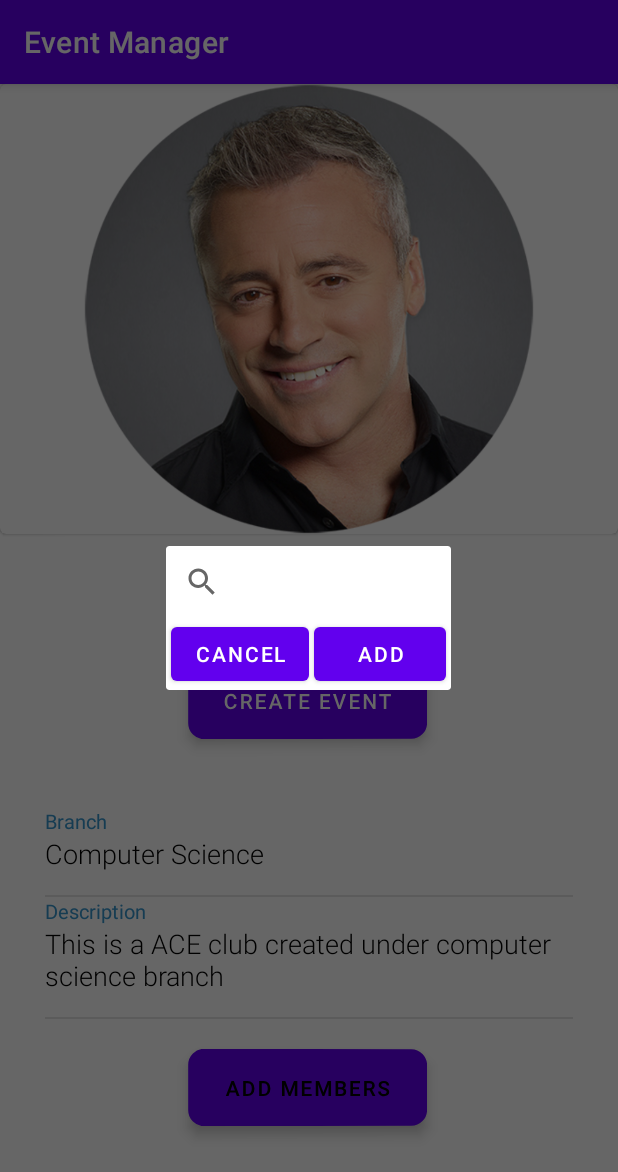
After one commit to sauravnshetty/college-event-manager, an Android app: the fragment AddMembersDialogFragment placed in its activity, on a phone screen of 412 x 824 dp. The commit adds this screen. Shown: the top 1172 px of the screen. Run offline under Robolectric (Android 15) with nearby library versions, the phone set to English and light mode, and no system bars; our stand-ins replace Firebase (no records; nobody signed in at launch, a user with empty details on screens opened directly); 3 statements that could not run were skipped.

Commit message:
added the add members feature for a club

```diff
--- a/app/build.gradle
+++ b/app/build.gradle
@@ -48,7 +48,7 @@ dependencies {
     implementation 'com.google.firebase:firebase-auth:19.2.0'
     implementation 'com.google.firebase:firebase-database:19.2.0'
     implementation 'androidx.cardview:cardview:1.0.0'
-    implementation 'com.android.support:cardview-v7:28.0.0'
+    //implementation 'com.android.support:cardview-v7:28.0.0'
     implementation 'com.google.firebase:firebase-storage:19.2.2'
     testImplementation 'junit:junit:4.+'
     androidTestImplementation 'androidx.test.ext:junit:1.1.2'
--- a/app/src/main/java/com/example/eventmanager/ClubViewActivity.java
+++ b/app/src/main/java/com/example/eventmanager/ClubViewActivity.java
@@ -1,16 +1,20 @@
-package com.example.eventmanager;
+ package com.example.eventmanager;
 
 import androidx.annotation.NonNull;
 import androidx.appcompat.app.AppCompatActivity;
+import androidx.fragment.app.DialogFragment;
 
 import android.content.Intent;
 import android.net.Uri;
 import android.os.Bundle;
 import android.util.Log;
+import android.view.View;
+import android.widget.Button;
 import android.widget.ImageView;
 import android.widget.TextView;
 
 import com.bumptech.glide.Glide;
+import com.example.eventmanager.clubviewui.AddMembersDialogFragment;
 import com.example.eventmanager.model.Club;
 import com.google.android.gms.tasks.OnFailureListener;
 import com.google.android.gms.tasks.OnSuccessListener;
@@ -28,6 +32,9 @@ public class ClubViewActivity extends AppCompatActivity {
 
     private TextView clubNameTv, clubBranchTv, clubIntroTv;
     private ImageView clubImage;
+    private Button addMembersBtn;
+
+    private String clubId;
 
     @Override
     protected void onCreate(Bundle savedInstanceState) {
@@ -38,13 +45,22 @@ public class ClubViewActivity extends AppCompatActivity {
         clubBranchTv = findViewById(R.id.clubBranch);
         clubIntroTv = findViewById(R.id.clubIntro);
         clubImage = findViewById(R.id.clubImage);
+        addMembersBtn = findViewById(R.id.addMembersBtn);
+
+        addMembersBtn.setOnClickListener(new View.OnClickListener() {
+            @Override
+            public void onClick(View view) {
+                DialogFragment dialog = new AddMembersDialogFragment(clubId);
+                dialog.show(getSupportFragmentManager(), "AddMembersDialogFragment");
+            }
+        });
     }
 
     @Override
     protected void onStart() {
         super.onStart();
 
-        String clubId = getIntent().getStringExtra("selectedClubId");
+        clubId = getIntent().getStringExtra("selectedClubId");
 
         DatabaseReference clubsRef = FirebaseDatabase.getInstance().getReference().child("clubs");
         clubsRef.child(clubId).addListenerForSingleValueEvent(new ValueEventListener() {
--- /dev/null
+++ b/app/src/main/java/com/example/eventmanager/clubviewui/AddMembersDialogFragment.java
@@ -0,0 +1,170 @@
+package com.example.eventmanager.clubviewui;
+
+import androidx.appcompat.app.AlertDialog;
+import androidx.appcompat.widget.SearchView;
+import androidx.fragment.app.DialogFragment;
+import androidx.lifecycle.ViewModelProvider;
+
+import android.app.Dialog;
+import android.content.DialogInterface;
+import android.os.Bundle;
+
+import androidx.annotation.NonNull;
+import androidx.annotation.Nullable;
+import androidx.recyclerview.widget.LinearLayoutManager;
+import androidx.recyclerview.widget.RecyclerView;
+
+import android.util.Log;
+import android.view.LayoutInflater;
+import android.view.View;
+import android.view.ViewGroup;
+import android.view.inputmethod.EditorInfo;
+import android.widget.Button;
+import android.widget.CheckBox;
+import android.widget.Toast;
+
+import com.example.eventmanager.R;
+import com.example.eventmanager.model.User;
+import com.google.firebase.database.DataSnapshot;
+import com.google.firebase.database.DatabaseError;
+import com.google.firebase.database.DatabaseReference;
+import com.google.firebase.database.FirebaseDatabase;
+import com.google.firebase.database.ValueEventListener;
+
+import java.util.ArrayList;
+import java.util.List;
+
+public class AddMembersDialogFragment extends DialogFragment {
+
+    private final String TAG = "DialogFragment: ";
+
+    private AddMembersDialogViewModel mViewModel;
+    private UserListViewAdapter userListAdapter;
+    private String clubId;
+
+    private Dialog dialog;
+
+    public static AddMembersDialogFragment newInstance() {
+        return new AddMembersDialogFragment();
+    }
+
+    public AddMembersDialogFragment() { super(); }
+
+    public AddMembersDialogFragment(String clubId) {
+        super();
+        this.clubId = clubId;
+    }
+
+    @Nullable
+    @Override
+    public View onCreateView(@NonNull LayoutInflater inflater, @Nullable ViewGroup container, @Nullable Bundle savedInstanceState) {
+        mViewModel = new ViewModelProvider(this).get(AddMembersDialogViewModel.class);
+        //TODO: add a button to dialog view which adds the selected members
+        //  also a heading and a cancel button
+//        builder = new AlertDialog.Builder(getActivity());
+        View dialogView = inflater.inflate(R.layout.add_members_dialog_fragment, null);
+        Button addBtn, cancelBtn;
+//        builder.setView(dialogView)
+//                .setPositiveButton("Add Selected", new DialogInterface.OnClickListener() {
+//                    @Override
+//                    public void onClick(DialogInterface dialogInterface, int i) {
+//                        //TODO: add the selected members to database
+//                    }
+//                })
+//                .setNegativeButton("Cancel", new DialogInterface.OnClickListener() {
+//                    @Override
+//                    public void onClick(DialogInterface dialogInterface, int i) {
+//                        AddMembersDialogFragment.this.getDialog().cancel();
+//                    }
+//                });
+
+        final RecyclerView usersRecyclerView = dialogView.findViewById(R.id.add_members_rv);
+
+        mViewModel.getUsers().observe(getViewLifecycleOwner(), users -> {
+            usersRecyclerView.setHasFixedSize(true);
+            usersRecyclerView.setLayoutManager(new LinearLayoutManager(getActivity()));
+            userListAdapter = new UserListViewAdapter(getActivity(), users);
+            usersRecyclerView.setAdapter(userListAdapter);
+        });
+
+        SearchView searchView = (SearchView) dialogView.findViewById(R.id.dialog_search);
+
+        searchView.setImeOptions(EditorInfo.IME_ACTION_DONE);
+
+        searchView.setOnQueryTextListener(new SearchView.OnQueryTextListener() {
+            @Override
+            public boolean onQueryTextSubmit(String query) {
+                return false;
+            }
+
+            @Override
+            public boolean onQueryTextChange(String newText) {
+                userListAdapter.getFilter().filter(newText);
+                return false;
+            }
+        });
+
+        addBtn = dialogView.findViewById(R.id.addBtn);
+        cancelBtn = dialogView.findViewById(R.id.cancelBtn);
+
+        addBtn.setOnClickListener(new View.OnClickListener() {
+            @Override
+            public void onClick(View view) {
+
+                //getting selected users by checking the view
+                View itemView;
+                List<User> selectedUsers = new ArrayList<>();
+                for(int i = 0; i < userListAdapter.getItemCount(); i++) {
+                    itemView = usersRecyclerView.getLayoutManager().findViewByPosition(i);
+                    CheckBox cb = itemView.findViewById(R.id.selectedCb);
+                    if(cb.isChecked()) {
+                        selectedUsers.add(userListAdapter.getItem(i));
+                    }
+                }
+
+                //Adding selected users as club members
+                DatabaseReference ref = FirebaseDatabase.getInstance().getReference().child("clubmembers").child(clubId);
+
+                for(User user : selectedUsers) {
+                    String userId = user.getUid();
+                    String userName = user.getName();
+
+                    ref.child(userId).addListenerForSingleValueEvent(new ValueEventListener() {
+                        @Override
+                        public void onDataChange(@NonNull DataSnapshot snapshot) {
+                            if(!snapshot.exists()) {
+                                ref.child(userId).setValue(userName);
+                            }
+                        }
+
+                        @Override
+                        public void onCancelled(@NonNull DatabaseError error) {
+                            Log.d(TAG, "Failed to add a member");
+                        }
+                    });
+                }
+                Log.d(TAG, "Added " + selectedUsers.size() + " members!");
+                //Toast.makeText(getActivity(), "Added " + selectedUsers.size() + " members!", Toast.LENGTH_SHORT);
+                dialog.dismiss();
+            }
+        });
+
+        cancelBtn.setOnClickListener(new View.OnClickListener() {
+            @Override
+            public void onClick(View view) {
+                //getActivity().getFragmentManager().popBackStack();
+                dialog.dismiss();
+            }
+        });
+
+        return dialogView;
+    }
+
+    @NonNull
+    @Override
+    public Dialog onCreateDialog(@Nullable Bundle savedInstanceState) {
+        dialog = super.onCreateDialog(savedInstanceState);
+        dialog.setTitle("Select members to add");
+        return dialog; //builder.create();
+    }
+}
--- /dev/null
+++ b/app/src/main/java/com/example/eventmanager/clubviewui/AddMembersDialogViewModel.java
@@ -0,0 +1,73 @@
+package com.example.eventmanager.clubviewui;
+
+import androidx.lifecycle.LiveData;
+import androidx.lifecycle.MutableLiveData;
+import androidx.lifecycle.ViewModel;
+
+import com.example.eventmanager.model.Club;
+import com.example.eventmanager.model.User;
+import com.google.firebase.database.ChildEventListener;
+import com.google.firebase.database.DataSnapshot;
+import com.google.firebase.database.DatabaseError;
+import com.google.firebase.database.DatabaseReference;
+import com.google.firebase.database.FirebaseDatabase;
+
+import java.util.ArrayList;
+import java.util.List;
+
+public class AddMembersDialogViewModel extends ViewModel {
+    // TODO: Implement the ViewModel
+
+    private MutableLiveData<List<User>> users;
+    private ArrayList<User> usersArrayList = new ArrayList<>();
+
+
+    public LiveData<List<User>> getUsers() {
+        if (users == null) {
+            users = new MutableLiveData<>();
+            loadUsers();
+        }
+        return users;
+    }
+
+    public void loadUsers() {
+        DatabaseReference ref = FirebaseDatabase.getInstance().getReference().child("users");
+
+        ref.addChildEventListener(new ChildEventListener() {
+            @Override
+            public void onChildAdded(DataSnapshot dataSnapshot, String prevChildKey) {
+                User user = dataSnapshot.getValue(User.class);
+                user.setUid(dataSnapshot.getKey());
+                usersArrayList.add(user);
+                //since this function gets called later we need to update the livedata here
+                users.setValue(usersArrayList);
+            }
+
+            @Override
+            public void onChildChanged(DataSnapshot dataSnapshot, String prevChildKey) {
+                User user = dataSnapshot.getValue(User.class);
+                user.setUid(dataSnapshot.getKey());
+
+                for(int i = 0; i < usersArrayList.size(); i++) {
+                    if(usersArrayList.get(i).getEmail().equals(user.getEmail())) {
+                        usersArrayList.set(i, user);
+                        break;
+                    }
+                }
+                users.setValue(usersArrayList);
+            }
+
+            @Override
+            public void onChildRemoved(DataSnapshot dataSnapshot) {
+                //Not needed currently as user can't be deleted
+            }
+
+            @Override
+            public void onChildMoved(DataSnapshot dataSnapshot, String prevChildKey) {}
+
+            @Override
+            public void onCancelled(DatabaseError databaseError) {}
+        });
+
+    }
+}
--- a/app/src/main/java/com/example/eventmanager/model/Club.java
+++ b/app/src/main/java/com/example/eventmanager/model/Club.java
@@ -1,4 +1,6 @@
 package com.example.eventmanager.model;
+
+import android.net.Uri;
 
 import com.google.firebase.database.Exclude;
 
--- /dev/null
+++ b/app/src/main/res/drawable/ic_search.xml
@@ -0,0 +1,5 @@
+<vector android:height="24dp" android:tint="#FFFFFF"
+    android:viewportHeight="24" android:viewportWidth="24"
+    android:width="24dp" xmlns:android="http://schemas.android.com/apk/res/android">
+    <path android:fillColor="@android:color/white" android:pathData="M15.5,14h-0.79l-0.28,-0.27C15.41,12.59 16,11.11 16,9.5 16,5.91 13.09,3 9.5,3S3,5.91 3,9.5 5.91,16 9.5,16c1.61,0 3.09,-0.59 4.23,-1.57l0.27,0.28v0.79l5,4.99L20.49,19l-4.99,-5zM9.5,14C7.01,14 5,11.99 5,9.5S7.01,5 9.5,5 14,7.01 14,9.5 11.99,14 9.5,14z"/>
+</vector>
--- a/app/src/main/res/layout/activity_club_view.xml
+++ b/app/src/main/res/layout/activity_club_view.xml
@@ -115,5 +115,21 @@
             </LinearLayout>
         </LinearLayout>
 
+        <Button
+            android:id="@+id/addMembersBtn"
+            android:layout_width="159dp"
+            android:layout_height="wrap_content"
+            android:layout_marginStart="126dp"
+            android:layout_marginLeft="126dp"
+            android:layout_marginTop="20dp"
+            android:layout_marginEnd="126dp"
+            android:layout_marginRight="126dp"
+            android:layout_marginBottom="25dp"
+            android:background="@drawable/mybutton"
+            android:padding="10dp"
+            android:rotationY="2"
+            android:text="Add members"
+            android:textColor="?android:textColorPrimary" />
+
     </LinearLayout>
 </ScrollView>
--- /dev/null
+++ b/app/src/main/res/layout/add_members_dialog_fragment.xml
@@ -0,0 +1,47 @@
+<?xml version="1.0" encoding="utf-8"?>
+<FrameLayout xmlns:android="http://schemas.android.com/apk/res/android"
+    xmlns:tools="http://schemas.android.com/tools"
+    android:layout_width="match_parent"
+    android:layout_height="match_parent"
+    tools:context=".clubviewui.AddMembersDialogFragment">
+
+    <LinearLayout
+        android:layout_width="match_parent"
+        android:layout_height="match_parent"
+        android:orientation="vertical">
+
+        <androidx.appcompat.widget.SearchView
+            android:id="@+id/dialog_search"
+            android:layout_width="match_parent"
+            android:layout_height="match_parent" >
+        </androidx.appcompat.widget.SearchView>
+
+        <androidx.recyclerview.widget.RecyclerView
+            android:id="@+id/add_members_rv"
+            android:layout_width="match_parent"
+            android:layout_height="match_parent" />
+
+        <LinearLayout
+            android:layout_width="match_parent"
+            android:layout_height="match_parent"
+            android:orientation="horizontal">
+
+            <Button
+                android:id="@+id/cancelBtn"
+                android:layout_width="wrap_content"
+                android:layout_height="wrap_content"
+                android:layout_weight="1"
+                android:layout_marginLeft="3dp"
+                android:layout_marginRight="3dp"
+                android:text="Cancel" />
+
+            <Button
+                android:id="@+id/addBtn"
+                android:layout_width="wrap_content"
+                android:layout_height="wrap_content"
+                android:layout_weight="1"
+                android:layout_marginRight="3dp"
+                android:text="Add" />
+        </LinearLayout>
+    </LinearLayout>
+</FrameLayout>
```
Also changed, not shown: app/src/main/java/com/example/eventmanager/clubviewui/UserListViewAdapter.java (added, +117 -0 lines), app/src/main/java/com/example/eventmanager/model/User.java (+12 -0 lines), app/src/main/java/com/example/eventmanager/ui/clubs/ClubListFragment.java (+33 -0 lines), app/src/main/java/com/example/eventmanager/ui/clubs/ClubListViewAdapter.java (+43 -1 lines), app/src/main/java/com/example/eventmanager/ui/clubs/ClubListViewModel.java (+11 -0 lines), app/src/main/res/drawable/ic_search_black_24dp.xml (added, +9 -0 lines), app/src/main/res/layout/user_row_item.xml (added, +42 -0 lines), app/src/main/res/menu/top_menu.xml (added, +12 -0 lines).
